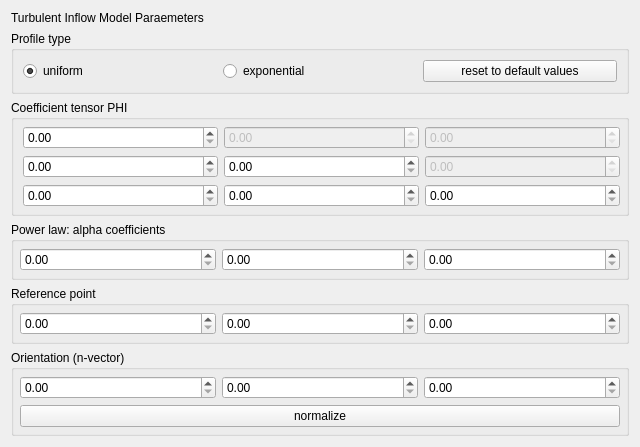
This is popupWindows/inflowparameterwidget.ui in NHERI-SimCenter/CWE-Simulation-Tool as Qt 5 draws it before an edit. The edited form follows.
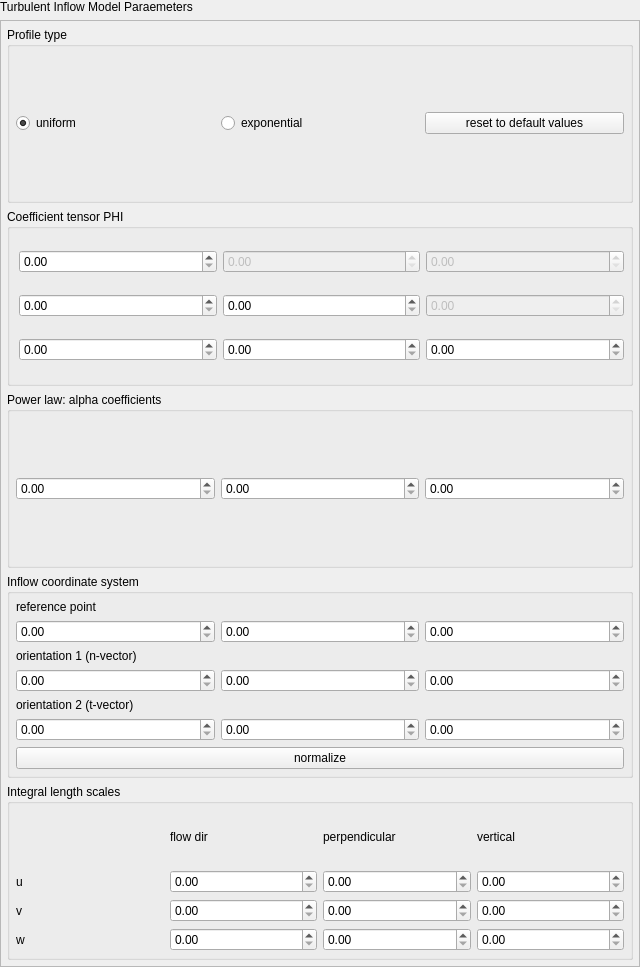
This is the edited form.

Commit message: temporary addition of inflow widget

```diff
--- a/popupWindows/inflowparameterwidget.ui
+++ b/popupWindows/inflowparameterwidget.ui
@@ -7,19 +7,89 @@
     <x>0</x>
     <y>0</y>
     <width>640</width>
-    <height>422</height>
+    <height>967</height>
    </rect>
   </property>
   <property name="windowTitle">
    <string>Frame</string>
   </property>
-  <layout class="QGridLayout" name="gridLayout">
-   <item row="1" column="0">
+  <layout class="QVBoxLayout" name="verticalLayout_2">
+   <property name="leftMargin">
+    <number>0</number>
+   </property>
+   <property name="topMargin">
+    <number>0</number>
+   </property>
+   <property name="rightMargin">
+    <number>0</number>
+   </property>
+   <property name="bottomMargin">
+    <number>0</number>
+   </property>
+   <item>
+    <widget class="QLabel" name="headerLabel">
+     <property name="text">
+      <string>Turbulent Inflow Model Paraemeters</string>
+     </property>
+    </widget>
+   </item>
+   <item>
+    <widget class="QScrollArea" name="scrollArea">
+     <property name="sizePolicy">
+      <sizepolicy hsizetype="Expanding" vsizetype="MinimumExpanding">
+       <horstretch>0</horstretch>
+       <verstretch>0</verstretch>
+      </sizepolicy>
+     </property>
+     <property name="widgetResizable">
+      <bool>true</bool>
+     </property>
+     <widget class="QWidget" name="scrollAreaWidgetContents">
+      <property name="geometry">
+       <rect>
+        <x>0</x>
+        <y>0</y>
+        <width>638</width>
+        <height>941</height>
+       </rect>
+      </property>
+      <layout class="QVBoxLayout" name="verticalLayout">
+       <property name="leftMargin">
+        <number>6</number>
+       </property>
+       <property name="topMargin">
+        <number>6</number>
+       </property>
+       <property name="rightMargin">
+        <number>6</number>
+       </property>
+       <property name="bottomMargin">
+        <number>6</number>
+       </property>
+       <item>
     <widget class="QGroupBox" name="typeSelectionGroup">
+         <property name="sizePolicy">
+          <sizepolicy hsizetype="Preferred" vsizetype="Preferred">
+           <horstretch>0</horstretch>
+           <verstretch>0</verstretch>
+          </sizepolicy>
+         </property>
      <property name="title">
       <string>Profile type</string>
      </property>
      <layout class="QHBoxLayout" name="horizontalLayout">
+          <property name="leftMargin">
+           <number>6</number>
+          </property>
+          <property name="topMargin">
+           <number>6</number>
+          </property>
+          <property name="rightMargin">
+           <number>6</number>
+          </property>
+          <property name="bottomMargin">
+           <number>6</number>
+          </property>
       <item>
        <widget class="QRadioButton" name="selectUniform">
         <property name="text">
@@ -47,81 +117,7 @@
      </layout>
     </widget>
    </item>
-   <item row="9" column="0">
-    <widget class="QGroupBox" name="zVectorGroup">
-     <property name="title">
-      <string>Orientation (n-vector)</string>
-     </property>
-     <layout class="QGridLayout" name="gridLayout_3">
-      <property name="leftMargin">
-       <number>6</number>
-      </property>
-      <property name="topMargin">
-       <number>6</number>
-      </property>
-      <property name="rightMargin">
-       <number>6</number>
-      </property>
-      <property name="bottomMargin">
-       <number>6</number>
-      </property>
-      <item row="1" column="2">
-       <widget class="QDoubleSpinBox" name="zVector3"/>
-      </item>
-      <item row="2" column="0" colspan="3">
-       <widget class="QPushButton" name="btnNormalize">
-        <property name="text">
-         <string>normalize</string>
-        </property>
-       </widget>
-      </item>
-      <item row="1" column="0">
-       <widget class="QDoubleSpinBox" name="zVector1"/>
-      </item>
-      <item row="1" column="1">
-       <widget class="QDoubleSpinBox" name="zVector2"/>
-      </item>
-     </layout>
-    </widget>
-   </item>
-   <item row="0" column="0">
-    <widget class="QLabel" name="headerLabel">
-     <property name="text">
-      <string>Turbulent Inflow Model Paraemeters</string>
-     </property>
-    </widget>
-   </item>
-   <item row="6" column="0">
-    <widget class="QGroupBox" name="alphaParameterGroup">
-     <property name="title">
-      <string>Power law: alpha coefficients</string>
-     </property>
-     <layout class="QGridLayout" name="gridLayout_5">
-      <property name="leftMargin">
-       <number>6</number>
-      </property>
-      <property name="topMargin">
-       <number>6</number>
-      </property>
-      <property name="rightMargin">
-       <number>6</number>
-      </property>
-      <property name="bottomMargin">
-       <number>6</number>
-      </property>
-      <item row="0" column="0">
-       <widget class="QDoubleSpinBox" name="alpha1"/>
-      </item>
-      <item row="0" column="1">
-       <widget class="QDoubleSpinBox" name="alpha2"/>
-      </item>
-      <item row="0" column="2">
-       <widget class="QDoubleSpinBox" name="alpha3"/>
-      </item>
-     </layout>
-    </widget>
-   </item>
-   <item row="2" column="0">
+       <item>
     <widget class="QGroupBox" name="phiTensorGroup">
      <property name="title">
       <string>Coefficient tensor PHI</string>
@@ -136,35 +132,31 @@
       <property name="bottomMargin">
        <number>6</number>
       </property>
-      <item row="5" column="2">
-       <widget class="QDoubleSpinBox" name="PHI33"/>
-      </item>
       <item row="3" column="0">
        <widget class="QDoubleSpinBox" name="PHI21"/>
       </item>
-      <item row="5" column="0">
-       <widget class="QDoubleSpinBox" name="PHI31"/>
-      </item>
-      <item row="5" column="1">
+          <item row="3" column="1">
+           <widget class="QDoubleSpinBox" name="PHI22"/>
+          </item>
+          <item row="2" column="1">
+           <widget class="QDoubleSpinBox" name="PHI12">
+            <property name="enabled">
+             <bool>false</bool>
+            </property>
+           </widget>
+          </item>
+          <item row="6" column="2">
+           <widget class="QDoubleSpinBox" name="PHI33"/>
+          </item>
+          <item row="6" column="1">
        <widget class="QDoubleSpinBox" name="PHI32"/>
       </item>
+          <item row="6" column="0">
+           <widget class="QDoubleSpinBox" name="PHI31"/>
+          </item>
       <item row="2" column="0">
        <widget class="QDoubleSpinBox" name="PHI11"/>
       </item>
-      <item row="2" column="1">
-       <widget class="QDoubleSpinBox" name="PHI12">
-        <property name="enabled">
-         <bool>false</bool>
-        </property>
-       </widget>
-      </item>
-      <item row="2" column="2">
-       <widget class="QDoubleSpinBox" name="PHI13">
-        <property name="enabled">
-         <bool>false</bool>
-        </property>
-       </widget>
-      </item>
       <item row="3" column="2">
        <widget class="QDoubleSpinBox" name="PHI23">
         <property name="enabled">
@@ -172,16 +164,50 @@
         </property>
        </widget>
       </item>
-      <item row="3" column="1">
-       <widget class="QDoubleSpinBox" name="PHI22"/>
+          <item row="2" column="2">
+           <widget class="QDoubleSpinBox" name="PHI13">
+            <property name="enabled">
+             <bool>false</bool>
+            </property>
+           </widget>
       </item>
      </layout>
     </widget>
    </item>
-   <item row="8" column="0">
+       <item>
+        <widget class="QGroupBox" name="alphaParameterGroup">
+         <property name="title">
+          <string>Power law: alpha coefficients</string>
+         </property>
+         <layout class="QGridLayout" name="gridLayout_5">
+          <property name="leftMargin">
+           <number>6</number>
+          </property>
+          <property name="topMargin">
+           <number>6</number>
+          </property>
+          <property name="rightMargin">
+           <number>6</number>
+          </property>
+          <property name="bottomMargin">
+           <number>6</number>
+          </property>
+          <item row="1" column="2">
+           <widget class="QDoubleSpinBox" name="alpha3"/>
+          </item>
+          <item row="1" column="0">
+           <widget class="QDoubleSpinBox" name="alpha1"/>
+          </item>
+          <item row="1" column="1">
+           <widget class="QDoubleSpinBox" name="alpha2"/>
+          </item>
+         </layout>
+        </widget>
+       </item>
+       <item>
     <widget class="QGroupBox" name="referencePointGroup">
      <property name="title">
-      <string>Reference point</string>
+          <string>Inflow coordinate system</string>
      </property>
      <layout class="QGridLayout" name="gridLayout_4">
       <property name="leftMargin">
@@ -196,16 +222,174 @@
       <property name="bottomMargin">
        <number>6</number>
       </property>
-      <item row="0" column="0">
-       <widget class="QDoubleSpinBox" name="z01"/>
-      </item>
-      <item row="0" column="1">
+          <item row="3" column="2">
+           <widget class="QDoubleSpinBox" name="zVector3"/>
+          </item>
+          <item row="3" column="1">
+           <widget class="QDoubleSpinBox" name="zVector2"/>
+          </item>
+          <item row="2" column="0">
+           <widget class="QLabel" name="label_2">
+            <property name="text">
+             <string>orientation 1 (n-vector)</string>
+            </property>
+           </widget>
+          </item>
+          <item row="1" column="1">
        <widget class="QDoubleSpinBox" name="z02"/>
       </item>
-      <item row="0" column="2">
+          <item row="1" column="2">
        <widget class="QDoubleSpinBox" name="z03"/>
       </item>
-     </layout>
+          <item row="1" column="0">
+           <widget class="QDoubleSpinBox" name="z01"/>
+          </item>
+          <item row="3" column="0">
+           <widget class="QDoubleSpinBox" name="zVector1"/>
+          </item>
+          <item row="5" column="2">
+           <widget class="QDoubleSpinBox" name="tVector3"/>
+          </item>
+          <item row="5" column="1">
+           <widget class="QDoubleSpinBox" name="tVector2"/>
+          </item>
+          <item row="7" column="0" colspan="3">
+           <widget class="QPushButton" name="btnNormalize">
+            <property name="text">
+             <string>normalize</string>
+            </property>
+           </widget>
+          </item>
+          <item row="4" column="0">
+           <widget class="QLabel" name="label_3">
+            <property name="text">
+             <string>orientation 2 (t-vector)</string>
+            </property>
+           </widget>
+          </item>
+          <item row="5" column="0">
+           <widget class="QDoubleSpinBox" name="tVector1"/>
+          </item>
+          <item row="0" column="0" colspan="3">
+           <widget class="QLabel" name="label">
+            <property name="text">
+             <string>reference point</string>
+            </property>
+           </widget>
+          </item>
+         </layout>
+        </widget>
+       </item>
+       <item>
+        <widget class="QGroupBox" name="lengthScaleGroup">
+         <property name="title">
+          <string>Integral length scales</string>
+         </property>
+         <layout class="QGridLayout" name="gridLayout_6">
+          <property name="leftMargin">
+           <number>6</number>
+          </property>
+          <property name="topMargin">
+           <number>6</number>
+          </property>
+          <property name="rightMargin">
+           <number>6</number>
+          </property>
+          <property name="bottomMargin">
+           <number>6</number>
+          </property>
+          <item row="3" column="3">
+           <widget class="QDoubleSpinBox" name="Lwz"/>
+          </item>
+          <item row="0" column="1">
+           <widget class="QLabel" name="label_flowdir">
+            <property name="text">
+             <string>flow dir</string>
+            </property>
+           </widget>
+          </item>
+          <item row="2" column="1">
+           <widget class="QDoubleSpinBox" name="Lvx"/>
+          </item>
+          <item row="2" column="2">
+           <widget class="QDoubleSpinBox" name="Lvy"/>
+          </item>
+          <item row="0" column="2">
+           <widget class="QLabel" name="label_perpendicular">
+            <property name="text">
+             <string>perpendicular</string>
+            </property>
+           </widget>
+          </item>
+          <item row="3" column="1">
+           <widget class="QDoubleSpinBox" name="Lwx"/>
+          </item>
+          <item row="1" column="1">
+           <widget class="QDoubleSpinBox" name="Lux"/>
+          </item>
+          <item row="2" column="3">
+           <widget class="QDoubleSpinBox" name="Lvz"/>
+          </item>
+          <item row="1" column="2">
+           <widget class="QDoubleSpinBox" name="Luy"/>
+          </item>
+          <item row="1" column="3">
+           <widget class="QDoubleSpinBox" name="Luz"/>
+          </item>
+          <item row="3" column="2">
+           <widget class="QDoubleSpinBox" name="Lwy"/>
+          </item>
+          <item row="0" column="3">
+           <widget class="QLabel" name="label_up_dir">
+            <property name="text">
+             <string>vertical</string>
+            </property>
+           </widget>
+          </item>
+          <item row="1" column="0">
+           <widget class="QLabel" name="label_u_component">
+            <property name="sizePolicy">
+             <sizepolicy hsizetype="Minimum" vsizetype="Preferred">
+              <horstretch>0</horstretch>
+              <verstretch>0</verstretch>
+             </sizepolicy>
+            </property>
+            <property name="text">
+             <string>u</string>
+            </property>
+           </widget>
+          </item>
+          <item row="2" column="0">
+           <widget class="QLabel" name="label_v_component">
+            <property name="sizePolicy">
+             <sizepolicy hsizetype="Minimum" vsizetype="Preferred">
+              <horstretch>0</horstretch>
+              <verstretch>0</verstretch>
+             </sizepolicy>
+            </property>
+            <property name="text">
+             <string>v</string>
+            </property>
+           </widget>
+          </item>
+          <item row="3" column="0">
+           <widget class="QLabel" name="label_w_component">
+            <property name="sizePolicy">
+             <sizepolicy hsizetype="Minimum" vsizetype="Preferred">
+              <horstretch>0</horstretch>
+              <verstretch>0</verstretch>
+             </sizepolicy>
+            </property>
+            <property name="text">
+             <string>w</string>
+            </property>
+           </widget>
+          </item>
+         </layout>
+        </widget>
+       </item>
+      </layout>
+     </widget>
     </widget>
    </item>
   </layout>
```
Lines whose indentation alone changed are shown as unchanged. The commit also changes 1 other file.
